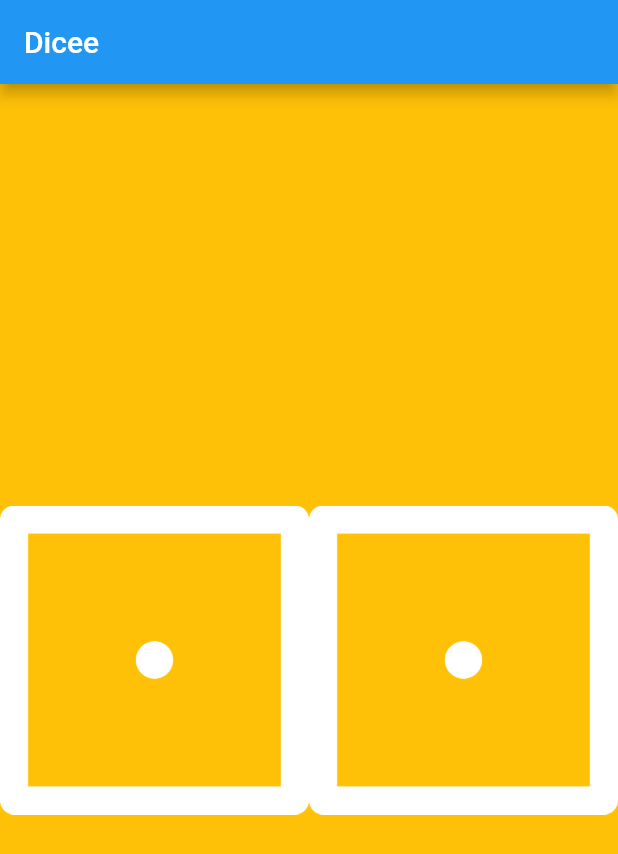
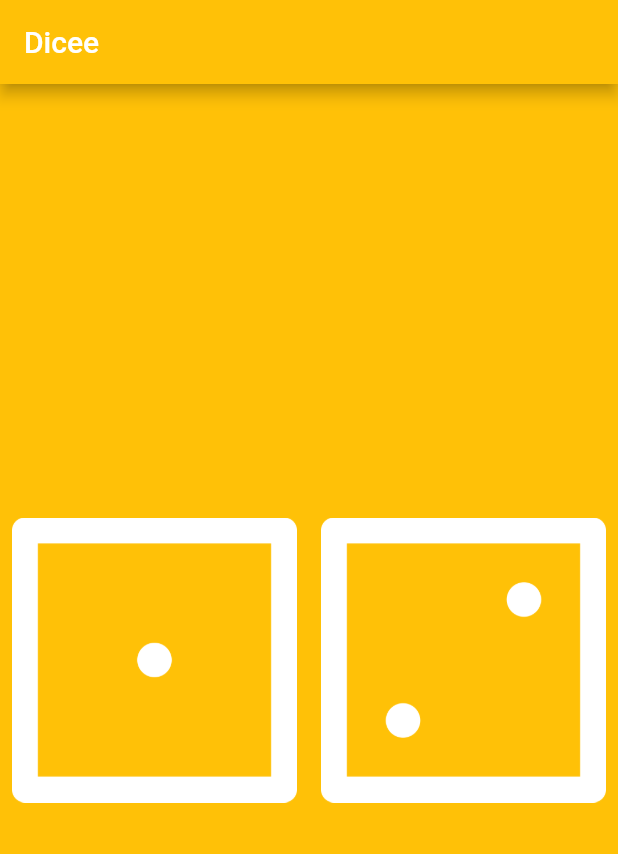
Before and after one commit to Rahulshahare/flutter-dicee, a Flutter app: the screen it shows after launch, on a phone screen of 412 x 824 dp. Shown: the top 854 px of the screen. Run offline on Flutter 3.47's test engine with Material 2 defaults, Android fonts, the phone set to English and light mode, and no system bars.

```diff
--- a/lib/main.dart
+++ b/lib/main.dart
@@ -27,7 +27,8 @@ class _MyHomePageState extends State<MyHomePage> {
     return Scaffold(
       backgroundColor: Colors.amber,
       appBar: AppBar(
-        title: Text('Dicee'),
+        backgroundColor: Colors.amber,
+        title: Text('Dicee',),
       ),
       body: Column(
         mainAxisAlignment: MainAxisAlignment.center,
@@ -36,12 +37,25 @@ class _MyHomePageState extends State<MyHomePage> {
             children: [
               Expanded(
                 flex: 1,
-                child: Image.asset('images/dice1.png'),
+                child: FlatButton(
+                  padding: EdgeInsets.all(8.0),
+                  child: Image.asset('images/dice1.png'),
+                  onPressed: (){
+                    print('one');
+                  },
+                ),
               ),
               Expanded(
                 flex: 1,
-                child:  Image.asset('images/dice1.png'),
+                child:  FlatButton(
+                  padding: EdgeInsets.all(8.0),
+                    child: Image.asset('images/dice2.png'),
+                  onPressed: (){
+                      print('two');
+                  },
+                ),
               ),
+
             ],
           ),
         ],
```
